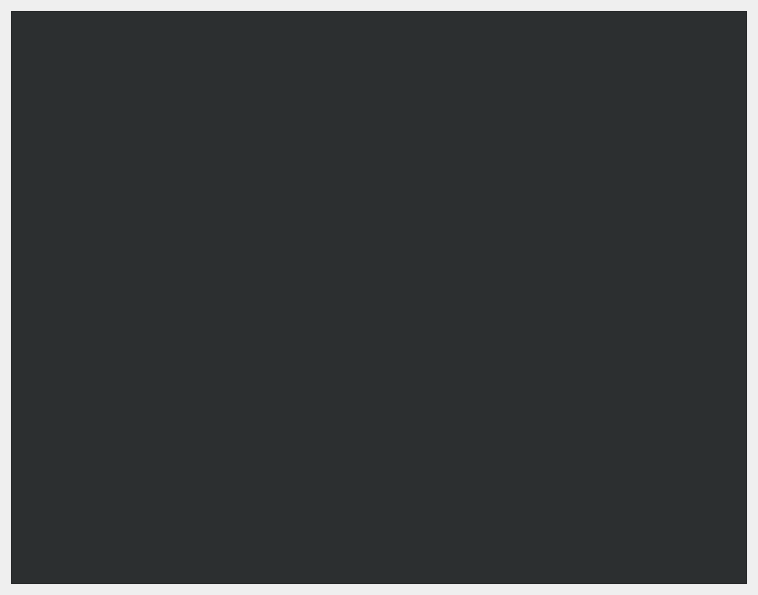
sisardor/python-training, file views/ui/ui_tree.ui: the form before one commit.
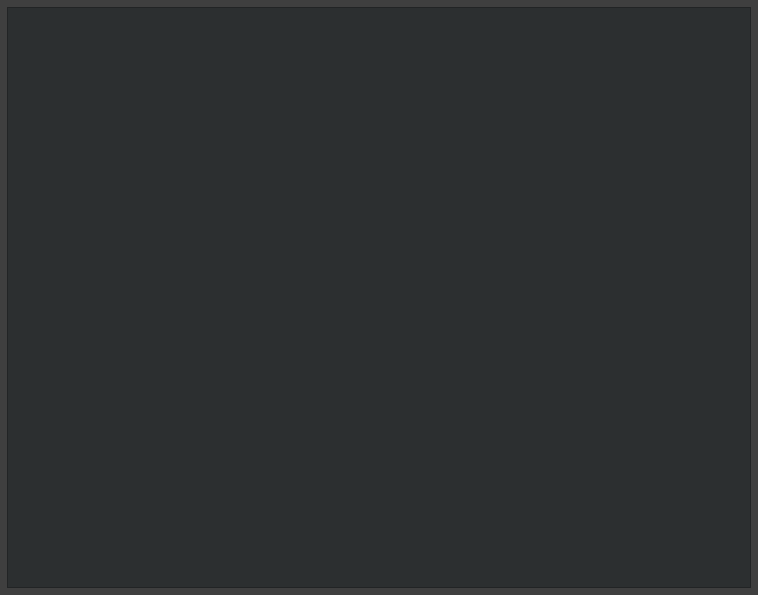
The form after the commit.

```diff
--- a/views/ui/ui_tree.ui
+++ b/views/ui/ui_tree.ui
@@ -19,14 +19,38 @@
   <property name="windowTitle">
    <string>Form</string>
   </property>
+  <property name="styleSheet">
+   <string notr="true">QWidget {
+background: rgb(63, 63, 63);
+padding: 0;
+}</string>
+  </property>
   <layout class="QHBoxLayout" name="horizontalLayout">
+   <property name="spacing">
+    <number>0</number>
+   </property>
+   <property name="leftMargin">
+    <number>7</number>
+   </property>
+   <property name="topMargin">
+    <number>7</number>
+   </property>
+   <property name="rightMargin">
+    <number>7</number>
+   </property>
+   <property name="bottomMargin">
+    <number>7</number>
+   </property>
    <item>
     <widget class="QTreeView" name="uiTree">
      <property name="styleSheet">
       <string notr="true">QTreeView {
     background: #2c2f30;
     color: #AAAAAA;
-}</string>
+}
+QTreeView::item {
+    height: 35px;
+ }</string>
      </property>
     </widget>
    </item>
```
